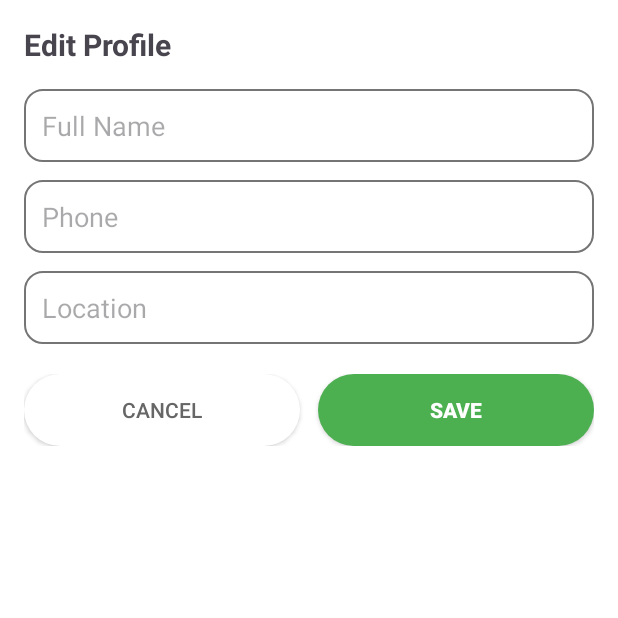
After one commit to Dinushan4568/Govi_saviya, an Android app: the EditProfileActivity screen opened directly, with no data from a screen before it, on a phone screen of 412 x 824 dp, the top half of it. The commit adds this screen. Run offline under Robolectric (Android 15) with nearby library versions, the phone set to English and light mode, and no system bars; Roboto replaces fonts that are not available here; 1 statement that could not run was skipped.

Commit message:
Add Edit Profile feature to user profile
Introduced EditProfileActivity and its layout to allow users to edit their profile information. Updated ProfileActivity to launch the edit screen and refresh user data upon successful update. Registered the new activity in AndroidManifest.xml.

```diff
--- a/app/src/main/AndroidManifest.xml
+++ b/app/src/main/AndroidManifest.xml
@@ -53,6 +53,7 @@
         <activity android:name=".SellProductActivity" />
         <activity android:name=".ProductListActivity" />
         <activity android:name=".ComingSoonActivity" />
+        <activity android:name=".EditProfileActivity" />
 
         <meta-data
             android:name="preloaded_fonts"
--- /dev/null
+++ b/app/src/main/java/com/s23010535/govisaviya/EditProfileActivity.java
@@ -0,0 +1,60 @@
+package com.s23010535.govisaviya;
+
+import android.app.Activity;
+import android.os.Bundle;
+import android.widget.Button;
+import android.widget.EditText;
+import android.widget.Toast;
+
+import com.s23010535.govisaviya.data.SessionManager;
+import com.s23010535.govisaviya.database.DatabaseManager;
+import com.s23010535.govisaviya.models.User;
+
+public class EditProfileActivity extends Activity {
+    private EditText etFullName, etPhone, etLocation;
+    private Button btnSave, btnCancel;
+    private User user;
+
+    @Override
+    protected void onCreate(Bundle savedInstanceState) {
+        super.onCreate(savedInstanceState);
+        setContentView(R.layout.activity_edit_profile);
+
+        etFullName = findViewById(R.id.etFullName);
+        etPhone = findViewById(R.id.etPhone);
+        etLocation = findViewById(R.id.etLocation);
+        btnSave = findViewById(R.id.btnSave);
+        btnCancel = findViewById(R.id.btnCancel);
+
+        SessionManager sessionManager = new SessionManager(this);
+        int userId = sessionManager.getUserId();
+        if (userId > 0) {
+            user = DatabaseManager.getInstance(this).getUser(userId);
+        }
+        if (user == null) {
+            Toast.makeText(this, "No user found", Toast.LENGTH_SHORT).show();
+            finish();
+            return;
+        }
+
+        etFullName.setText(user.getFullName());
+        etPhone.setText(user.getPhone());
+        etLocation.setText(user.getLocation());
+
+        btnSave.setOnClickListener(v -> {
+            user.setFullName(etFullName.getText().toString().trim());
+            user.setPhone(etPhone.getText().toString().trim());
+            user.setLocation(etLocation.getText().toString().trim());
+            boolean ok = DatabaseManager.getInstance(this).updateUser(user);
+            if (ok) {
+                Toast.makeText(this, "Profile updated", Toast.LENGTH_SHORT).show();
+                setResult(Activity.RESULT_OK);
+                finish();
+            } else {
+                Toast.makeText(this, "Update failed", Toast.LENGTH_SHORT).show();
+            }
+        });
+
+        btnCancel.setOnClickListener(v -> finish());
+    }
+}
--- /dev/null
+++ b/app/src/main/res/layout/activity_edit_profile.xml
@@ -0,0 +1,74 @@
+<?xml version="1.0" encoding="utf-8"?>
+<LinearLayout xmlns:android="http://schemas.android.com/apk/res/android"
+    android:layout_width="match_parent"
+    android:layout_height="match_parent"
+    android:orientation="vertical"
+    android:padding="16dp"
+    android:background="#FFFFFF">
+
+    <TextView
+        android:layout_width="wrap_content"
+        android:layout_height="wrap_content"
+        android:text="Edit Profile"
+        android:textStyle="bold"
+        android:textSize="20sp"
+        android:layout_marginBottom="16dp" />
+
+    <EditText
+        android:id="@+id/etFullName"
+        android:layout_width="match_parent"
+        android:layout_height="wrap_content"
+        android:hint="Full Name"
+        android:background="@drawable/edittext_background"
+        android:padding="12dp"
+        android:layout_marginBottom="12dp" />
+
+    <EditText
+        android:id="@+id/etPhone"
+        android:layout_width="match_parent"
+        android:layout_height="wrap_content"
+        android:hint="Phone"
+        android:inputType="phone"
+        android:background="@drawable/edittext_background"
+        android:padding="12dp"
+        android:layout_marginBottom="12dp" />
+
+    <EditText
+        android:id="@+id/etLocation"
+        android:layout_width="match_parent"
+        android:layout_height="wrap_content"
+        android:hint="Location"
+        android:background="@drawable/edittext_background"
+        android:padding="12dp"
+        android:layout_marginBottom="20dp" />
+
+    <LinearLayout
+        android:layout_width="match_parent"
+        android:layout_height="wrap_content"
+        android:orientation="horizontal">
+
+        <Button
+            android:id="@+id/btnCancel"
+            android:layout_width="0dp"
+            android:layout_height="48dp"
+            android:layout_weight="1"
+            android:text="Cancel"
+            android:background="@drawable/button_white_rounded"
+            android:textColor="#666666" />
+
+        <Space
+            android:layout_width="12dp"
+            android:layout_height="1dp" />
+
+        <Button
+            android:id="@+id/btnSave"
+            android:layout_width="0dp"
+            android:layout_height="48dp"
+            android:layout_weight="1"
+            android:text="Save"
+            android:background="@drawable/button_green_rounded"
+            android:textColor="#FFFFFF"
+            android:textStyle="bold" />
+    </LinearLayout>
+
+</LinearLayout>
```
Also changed, not shown: app/src/main/java/com/s23010535/govisaviya/ProfileActivity.java (+26 -2 lines).
